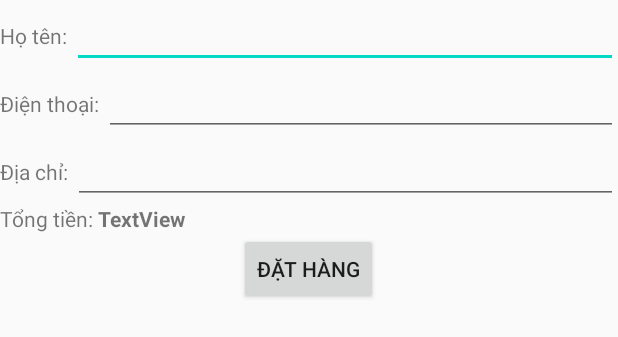
After one commit to haminh7036/android, an Android app: the layout bill.xml on its own in the app's theme, with its tools: preview values and no code run, on a phone screen of 412 x 824 dp. The commit adds this screen. Shown: the top 337 px of the screen. Run offline under Robolectric (Android 15) with nearby library versions, the phone set to English and light mode, and no system bars.

Commit message:
30/6/2020

```diff
--- a/app/src/main/java/com/haminh/app/Book.java
+++ b/app/src/main/java/com/haminh/app/Book.java
@@ -24,7 +24,7 @@ public class Book {
     public static ArrayList<Book> getData(){
         ArrayList<Book> books=new ArrayList<>();
         int[] ids={0,1,2,3};
-        String [] names={"Tận thế nếu không bận, anh cứu chúng em nhé?","Your name","Ngày mai tôi biến mất","Hành trình của Elaina"};
+        String [] names={"Kết thúc","Your name","Ngày mai ","Hành trình"};
         int[] images={R.drawable.demo,R.drawable.demo2,R.drawable.demo3,R.drawable.demo4};
         int[] costs={70000,50000,60000,85000};
         for (int i=0;i<names.length;i++){
--- a/app/src/main/java/com/haminh/app/ui/main/HienThiSach.java
+++ b/app/src/main/java/com/haminh/app/ui/main/HienThiSach.java
@@ -7,6 +7,7 @@ import android.view.View;
 import android.view.ViewGroup;
 import android.widget.AdapterView;
 import android.widget.GridView;
+import android.widget.ListView;
 import android.widget.TextView;
 import android.widget.Toast;
 
@@ -18,6 +19,7 @@ import androidx.fragment.app.Fragment;
 
 import com.haminh.app.Book;
 import com.haminh.app.BookAdapter;
+import com.haminh.app.GioHangAdapter;
 import com.haminh.app.R;
 import androidx.lifecycle.ViewModelProviders;
 
--- /dev/null
+++ b/app/src/main/res/layout/bill.xml
@@ -0,0 +1,99 @@
+<?xml version="1.0" encoding="utf-8"?>
+<LinearLayout xmlns:android="http://schemas.android.com/apk/res/android"
+    android:orientation="vertical" android:layout_width="match_parent"
+    android:layout_height="match_parent">
+
+    <LinearLayout
+        android:layout_width="match_parent"
+        android:layout_height="wrap_content"
+        android:orientation="horizontal"
+
+        >
+
+        <TextView
+            android:id="@+id/textView2"
+            android:layout_width="wrap_content"
+            android:layout_height="wrap_content"
+
+            android:text="Họ tên: " />
+
+        <EditText
+            android:id="@+id/etHoTen"
+            android:layout_width="match_parent"
+            android:layout_height="wrap_content"
+            android:layout_weight="1"
+            android:inputType="textPersonName"
+            android:text="" />
+    </LinearLayout>
+    <LinearLayout
+        android:layout_width="match_parent"
+        android:layout_height="wrap_content"
+        android:orientation="horizontal">
+
+        <TextView
+            android:id="@+id/textView5"
+            android:layout_width="wrap_content"
+            android:layout_height="wrap_content"
+
+            android:text="Điện thoại: " />
+
+
+
+        <EditText
+            android:id="@+id/etSoDT"
+            android:layout_width="match_parent"
+            android:layout_height="wrap_content"
+            android:layout_weight="1"
+            android:inputType="phone"
+            android:text="" />
+    </LinearLayout>
+    <LinearLayout
+        android:layout_width="match_parent"
+        android:layout_height="wrap_content"
+        android:orientation="horizontal">
+
+        <TextView
+            android:id="@+id/textView3"
+            android:layout_width="wrap_content"
+            android:layout_height="wrap_content"
+
+            android:text="Địa chỉ: " />
+
+        <EditText
+            android:id="@+id/etDiaChi"
+            android:layout_width="match_parent"
+            android:layout_height="wrap_content"
+            android:layout_weight="1"
+
+            android:text="" />
+    </LinearLayout>
+
+    <LinearLayout
+        android:layout_width="match_parent"
+        android:layout_height="wrap_content"
+        android:orientation="horizontal">
+
+        <TextView
+            android:id="@+id/textView4"
+            android:layout_width="wrap_content"
+            android:layout_height="wrap_content"
+            android:text="Tổng tiền: " />
+
+        <TextView
+            android:id="@+id/tvTongTien"
+            android:layout_width="wrap_content"
+            android:layout_height="wrap_content"
+            android:layout_weight="1"
+            android:text="TextView"
+            android:textStyle="bold"/>
+    </LinearLayout>
+
+    <Button
+        android:id="@+id/btnThanhToan"
+        android:layout_width="wrap_content"
+        android:layout_height="wrap_content"
+        android:layout_gravity="center"
+        android:text="Đặt hàng" />
+
+
+</LinearLayout>
--- a/app/src/main/res/layout/one_cart.xml
+++ b/app/src/main/res/layout/one_cart.xml
@@ -40,7 +40,7 @@
             android:id="@+id/tvSoLuong"
             android:layout_width="100dp"
             android:layout_height="wrap_content"
-
+            android:textStyle="bold"
             android:text="TextView"
             android:textAlignment="center"/>
         <Button
```
Also changed, not shown: app/src/main/java/com/haminh/app/GioHangAdapter.java (+23 -25 lines), app/src/main/java/com/haminh/app/MainActivity.java (+5 -3 lines), app/src/main/java/com/haminh/app/ui/main/GioHang.java (+11 -32 lines), app/src/main/java/com/haminh/app/ui/main/SectionsPagerAdapter.java (+6 -6 lines), app/src/main/java/com/haminh/app/ui/main/ThanhToan.java (added, +64 -0 lines).
